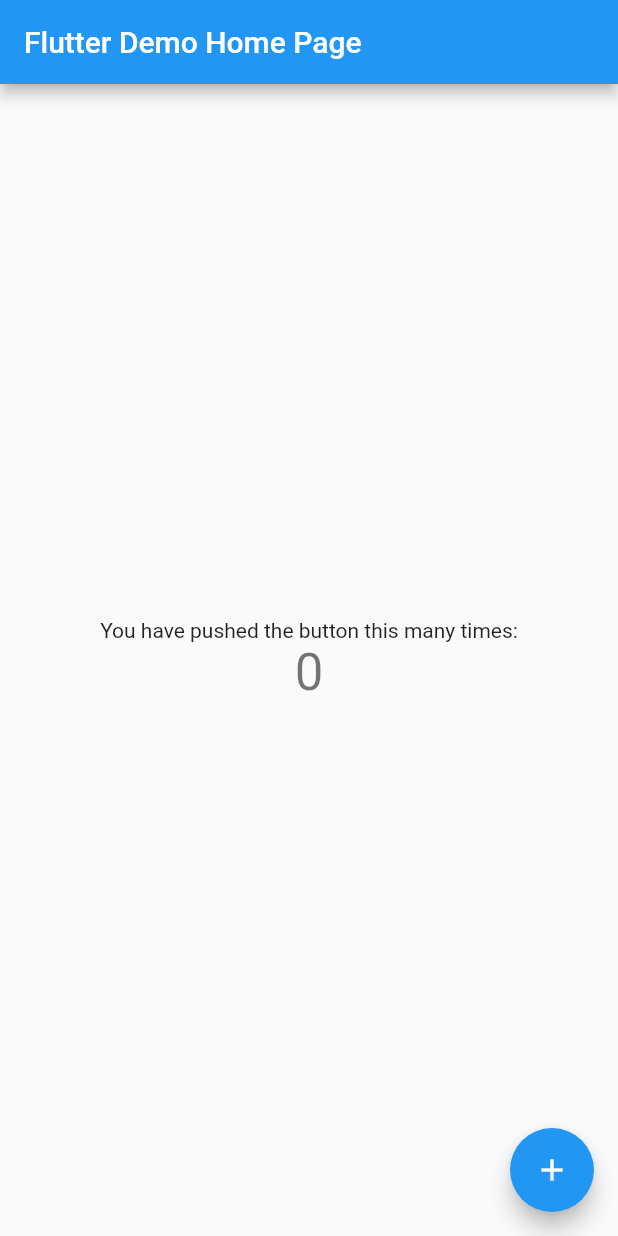
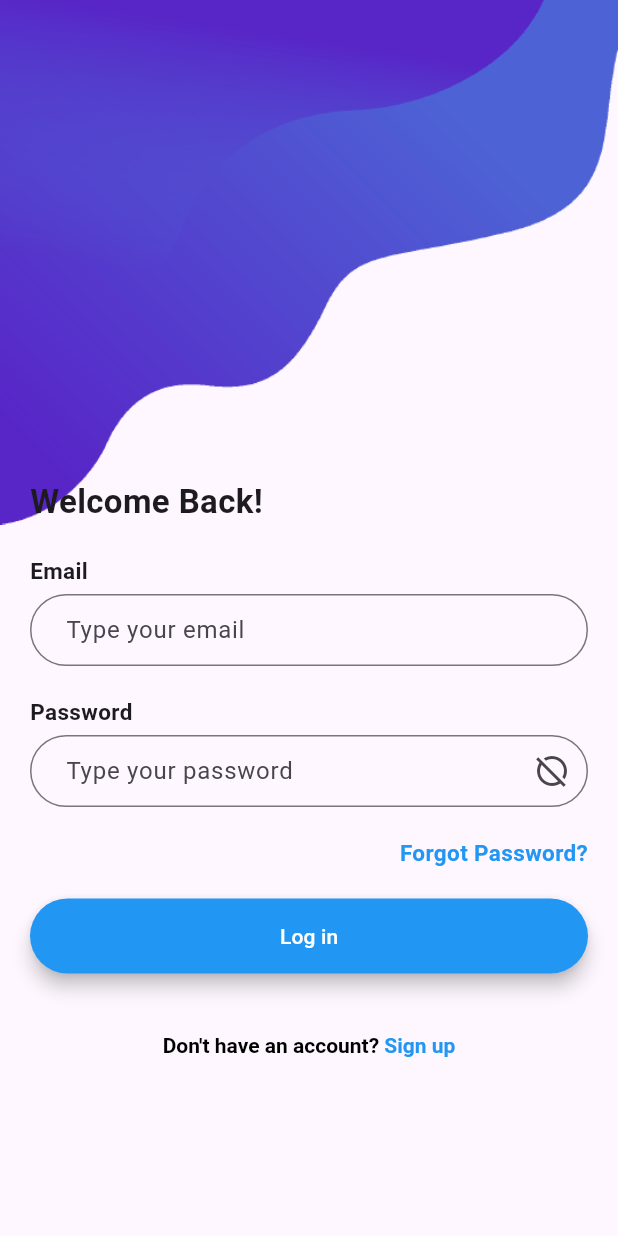
Before and after one commit to ashutosh-rai-78/Flutter-Chat-App-UI, a Flutter app: the screen it shows after launch, on a phone screen of 412 x 824 dp. Run offline on Flutter 3.47's test engine with Material 2 defaults, Android fonts, the phone set to English and light mode, and no system bars.

Commit message:
login screen UI Done

```diff
--- a/lib/main.dart
+++ b/lib/main.dart
@@ -1,4 +1,5 @@
 import 'package:flutter/material.dart';
+import 'package:flutter_chat_app_ui/screens/login_screen.dart';
 
 void main() {
   runApp(const MyApp());
@@ -7,109 +8,16 @@ void main() {
 class MyApp extends StatelessWidget {
   const MyApp({super.key});
 
-  // This widget is the root of your application.
   @override
   Widget build(BuildContext context) {
     return MaterialApp(
+      debugShowCheckedModeBanner: false,
       title: 'Flutter Demo',
       theme: ThemeData(
-        // This is the theme of your application.
-        //
-        // Try running your application with "flutter run". You'll see the
-        // application has a blue toolbar. Then, without quitting the app, try
-        // changing the primarySwatch below to Colors.green and then invoke
-        // "hot reload" (press "r" in the console where you ran "flutter run",
-        // or simply save your changes to "hot reload" in a Flutter IDE).
-        // Notice that the counter didn't reset back to zero; the application
-        // is not restarted.
+        useMaterial3: true,
         primarySwatch: Colors.blue,
       ),
-      home: const MyHomePage(title: 'Flutter Demo Home Page'),
+      home: LoginScreen(),
     );
   }
 }
-
-class MyHomePage extends StatefulWidget {
-  const MyHomePage({super.key, required this.title});
-
-  // This widget is the home page of your application. It is stateful, meaning
-  // that it has a State object (defined below) that contains fields that affect
-  // how it looks.
-
-  // This class is the configuration for the state. It holds the values (in this
-  // case the title) provided by the parent (in this case the App widget) and
-  // used by the build method of the State. Fields in a Widget subclass are
-  // always marked "final".
-
-  final String title;
-
-  @override
-  State<MyHomePage> createState() => _MyHomePageState();
-}
-
-class _MyHomePageState extends State<MyHomePage> {
-  int _counter = 0;
-
-  void _incrementCounter() {
-    setState(() {
-      // This call to setState tells the Flutter framework that something has
-      // changed in this State, which causes it to rerun the build method below
-      // so that the display can reflect the updated values. If we changed
-      // _counter without calling setState(), then the build method would not be
-      // called again, and so nothing would appear to happen.
-      _counter++;
-    });
-  }
-
-  @override
-  Widget build(BuildContext context) {
-    // This method is rerun every time setState is called, for instance as done
-    // by the _incrementCounter method above.
-    //
-    // The Flutter framework has been optimized to make rerunning build methods
-    // fast, so that you can just rebuild anything that needs updating rather
-    // than having to individually change instances of widgets.
-    return Scaffold(
-      appBar: AppBar(
-        // Here we take the value from the MyHomePage object that was created by
-        // the App.build method, and use it to set our appbar title.
-        title: Text(widget.title),
-      ),
-      body: Center(
-        // Center is a layout widget. It takes a single child and positions it
-        // in the middle of the parent.
-        child: Column(
-          // Column is also a layout widget. It takes a list of children and
-          // arranges them vertically. By default, it sizes itself to fit its
-          // children horizontally, and tries to be as tall as its parent.
-          //
-          // Invoke "debug painting" (press "p" in the console, choose the
-          // "Toggle Debug Paint" action from the Flutter Inspector in Android
-          // Studio, or the "Toggle Debug Paint" command in Visual Studio Code)
-          // to see the wireframe for each widget.
-          //
-          // Column has various properties to control how it sizes itself and
-          // how it positions its children. Here we use mainAxisAlignment to
-          // center the children vertically; the main axis here is the vertical
-          // axis because Columns are vertical (the cross axis would be
-          // horizontal).
-          mainAxisAlignment: MainAxisAlignment.center,
-          children: <Widget>[
-            const Text(
-              'You have pushed the button this many times:',
-            ),
-            Text(
-              '$_counter',
-              style: Theme.of(context).textTheme.headline4,
-            ),
-          ],
-        ),
-      ),
-      floatingActionButton: FloatingActionButton(
-        onPressed: _incrementCounter,
-        tooltip: 'Increment',
-        child: const Icon(Icons.add),
-      ), // This trailing comma makes auto-formatting nicer for build methods.
-    );
-  }
-}
--- /dev/null
+++ b/lib/screens/login_screen.dart
@@ -0,0 +1,147 @@
+import 'package:flutter/material.dart';
+
+class LoginScreen extends StatefulWidget {
+  const LoginScreen({super.key});
+
+  @override
+  State<LoginScreen> createState() => _LoginScreenState();
+}
+
+class _LoginScreenState extends State<LoginScreen> {
+  double? h;
+
+  @override
+  Widget build(BuildContext context) {
+    return Scaffold(
+      body: LayoutBuilder(builder: (context, s) {
+        h ??= s.maxHeight;
+        // print(h! - s.maxHeight);
+        // print(s);
+
+        return Stack(children: [
+          Positioned(
+            right: 0,
+            left: 0,
+            top: (s.maxHeight - h!) / 2,
+            child: Image.asset(
+              "assets/images/bg.png",
+            ),
+          ),
+          /*
+              return SizedBox(
+                width: s.maxHeight,
+                height: s.maxHeight / 3,
+                child: Image.asset(
+                  "assets/images/bg.png",
+                  // fit: BoxFit.cover,
+                  // centerSlice: Rect.largest,
+                ),
+              );
+               */
+          const _LoginFrom(),
+        ]);
+      }),
+    );
+  }
+}
+
+class _LoginFrom extends StatefulWidget {
+  const _LoginFrom({super.key});
+
+  @override
+  State<_LoginFrom> createState() => __LoginFromState();
+}
+
+class __LoginFromState extends State<_LoginFrom> {
+  @override
+  Widget build(BuildContext context) {
+    return Padding(
+      padding: const EdgeInsets.symmetric(horizontal: 20),
+      child: Column(
+        mainAxisAlignment: MainAxisAlignment.center,
+        crossAxisAlignment: CrossAxisAlignment.start,
+        children: [
+          const SizedBox(height: 200),
+          const Text(
+            "Welcome Back!",
+            style: TextStyle(fontSize: 22, fontWeight: FontWeight.bold),
+          ),
+          const SizedBox(height: 20),
+          const Text(
+            "Email",
+            style: TextStyle(fontSize: 15, fontWeight: FontWeight.bold),
+          ),
+          const SizedBox(height: 5),
+          TextField(
+            decoration: InputDecoration(
+              contentPadding: const EdgeInsets.fromLTRB(20.0, 10.0, 0.0, 10.0),
+              border:
+                  OutlineInputBorder(borderRadius: BorderRadius.circular(50)),
+              hintText: 'Type your email',
+            ),
+          ),
+          const SizedBox(height: 20),
+          const Text(
+            "Password",
+            style: TextStyle(fontSize: 15, fontWeight: FontWeight.bold),
+          ),
+          const SizedBox(height: 5),
+          TextField(
+            decoration: InputDecoration(
+              suffixIcon: const Icon(Icons.hide_source),
+              contentPadding: const EdgeInsets.fromLTRB(20.0, 10.0, 0.0, 10.0),
+              border:
+                  OutlineInputBorder(borderRadius: BorderRadius.circular(50)),
+              hintText: 'Type your password',
+            ),
+          ),
+          const SizedBox(height: 20),
+          const Align(
+              alignment: Alignment.topRight,
+              child: Text(
+                "Forgot Password?",
+                style: TextStyle(
+                    fontSize: 15,
+                    fontWeight: FontWeight.bold,
+                    color: Colors.blue),
+              )),
+          const SizedBox(height: 20),
+          ElevatedButton(
+              // ignore: prefer_const_constructors
+              style: ElevatedButton.styleFrom(
+                backgroundColor: Colors.blue,
+                elevation: 5,
+                minimumSize: const Size(double.infinity, 50),
+                padding: const EdgeInsets.symmetric(horizontal: 16),
+                shape: const RoundedRectangleBorder(
+                  borderRadius: BorderRadius.all(Radius.circular(50)),
+                ),
+              ),
+              onPressed: () {},
+              child: const Text(
+                "Log in",
+                style: TextStyle(color: Colors.white),
+              )),
+          const SizedBox(height: 40),
+          Align(
+            alignment: Alignment.center,
+            child: RichText(
+              text: const TextSpan(
+                text: "Don't have an account?",
+                style:
+                    TextStyle(color: Colors.black, fontWeight: FontWeight.bold),
+                /*defining default style is optional */
+                children: <TextSpan>[
+                  TextSpan(
+                      text: ' Sign up',
+                      style: TextStyle(
+                          color: Colors.blue, fontWeight: FontWeight.bold)),
+                ],
+              ),
+            ),
+          ),
+        ],
+      ),
+    );
+  }
+}
--- a/pubspec.yaml
+++ b/pubspec.yaml
@@ -60,8 +60,8 @@ flutter:
   uses-material-design: true
 
   # To add assets to your application, add an assets section, like this:
-  # assets:
-  #   - images/a_dot_burr.jpeg
+  assets:
+    - assets/images/bg.png
   #   - images/a_dot_ham.jpeg
 
   # An image asset can refer to one or more resolution-specific "variants", see
```
Also changed, not shown: assets/images/bg.png (added), lib/screens/chat_screen.dart (added).
